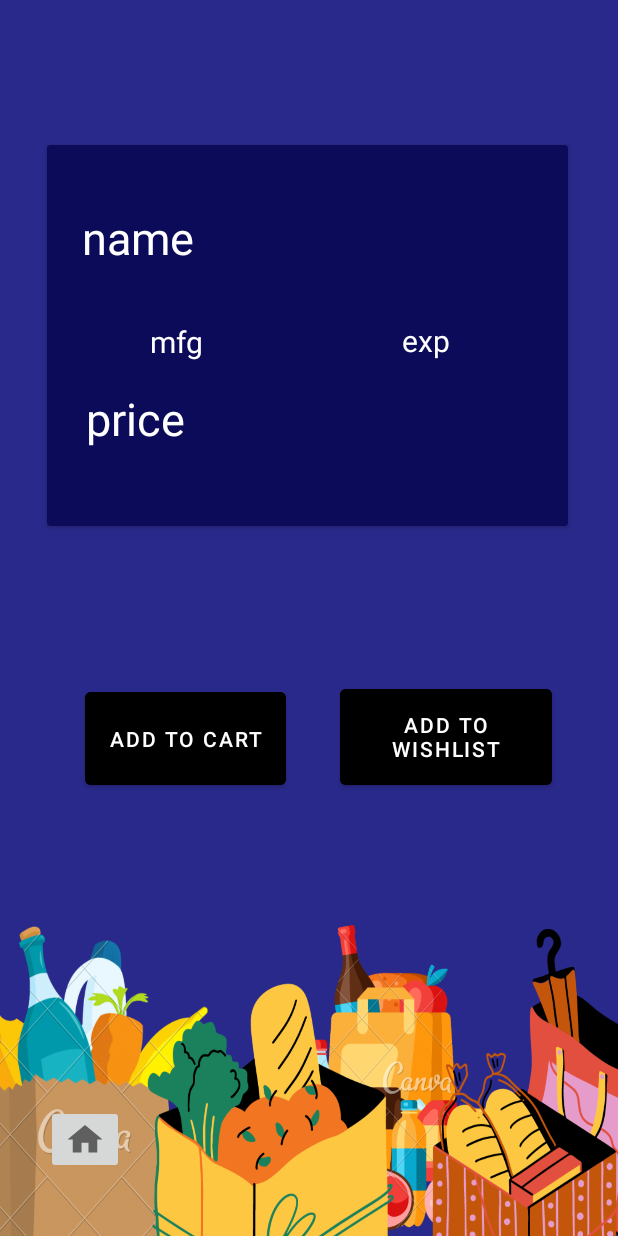
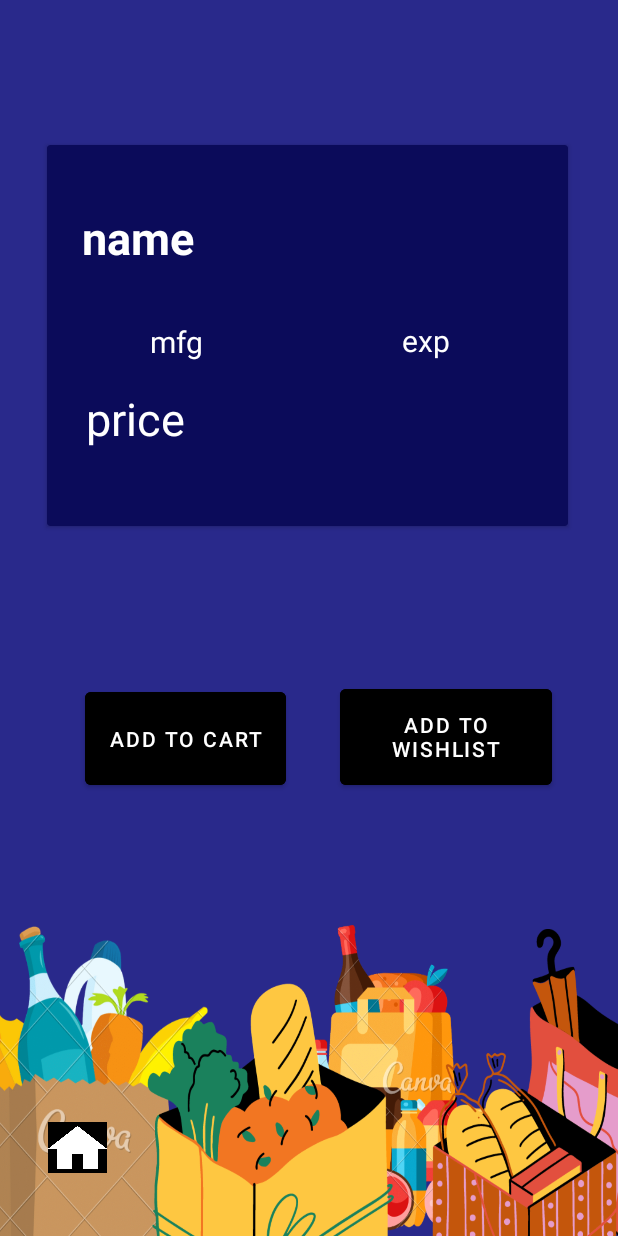
Before and after one commit to saigokhale/SelfBillingQRApp, an Android app: the DisplayDetails screen opened directly, with no data from a screen before it, on a phone screen of 412 x 824 dp. Run offline under Robolectric (Android 15) with nearby library versions, the phone set to English and light mode, and no system bars; 3 statements that could not run were skipped.

Commit message:
initial commit

```diff
--- a/app/src/main/res/layout/activity_displaydetails.xml
+++ b/app/src/main/res/layout/activity_displaydetails.xml
@@ -37,6 +37,7 @@
                 android:layout_marginEnd="23dp"
                 android:layout_marginBottom="18dp"
                 android:hint="name"
+                android:textStyle="bold"
                 android:textAlignment="center"
                 android:textColorHint="@color/white"
                 android:textSize="30dp"
@@ -151,8 +152,9 @@
 
     <ImageButton
         android:id="@+id/homeButtondetails"
-        android:layout_width="52dp"
-        android:layout_height="46dp"
+        android:layout_width="39dp"
+        android:layout_height="34dp"
+        android:background="?selectableItemBackgroundBorderless"
         android:scaleType="fitXY"
         app:layout_constraintBottom_toBottomOf="parent"
         app:layout_constraintEnd_toEndOf="parent"
@@ -160,7 +162,7 @@
         app:layout_constraintStart_toStartOf="parent"
         app:layout_constraintTop_toTopOf="parent"
         app:layout_constraintVertical_bias="0.947"
-        app:srcCompat="@drawable/home" />
+        app:srcCompat="@drawable/home_btn" />
 
 
 </androidx.constraintlayout.widget.ConstraintLayout>
```
Also changed, not shown: app/src/main/res/drawable/home_new.png (added).
